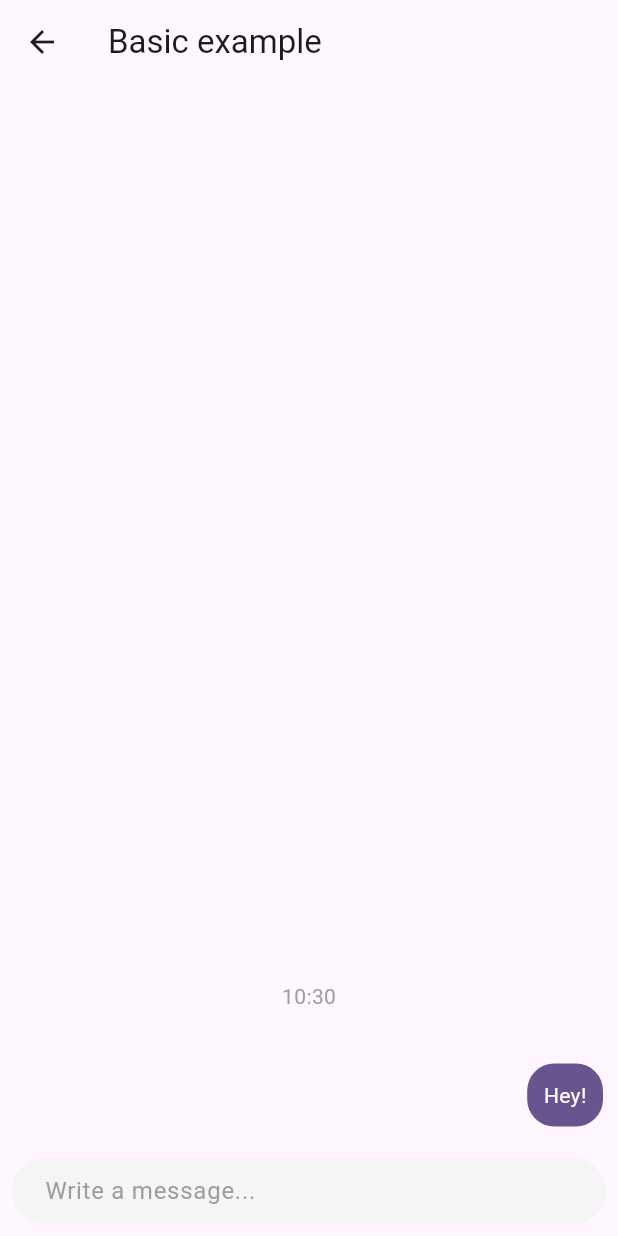
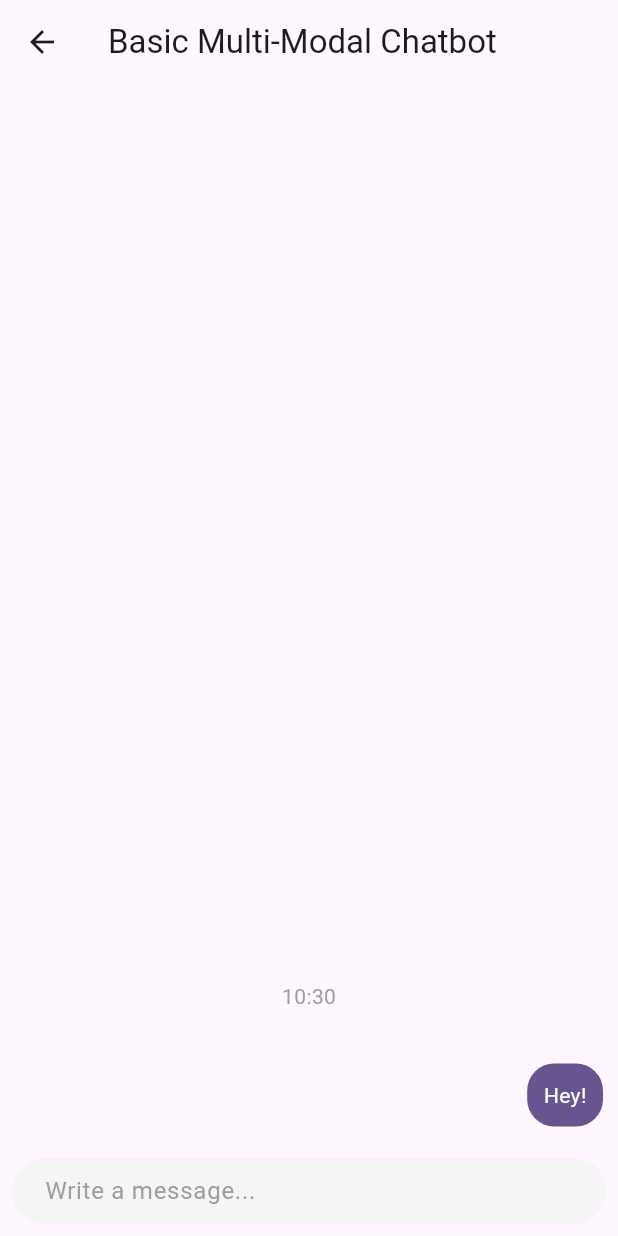
Before and after one commit to Nana-Kwame-bot/langchain_flutter_examples, a Flutter app: the ChatPage screen opened directly, on a phone screen of 412 x 824 dp. Run offline on Flutter 3.47's test engine with Material 3 defaults, Android fonts, the phone set to English and light mode, and no system bars; drawn by our look-alikes of dash_chat_2.

Commit message:
update README and chat page title to reflect multi-modal chatbot with LangChain

```diff
--- a/apps/multi_modal/lib/chat_page.dart
+++ b/apps/multi_modal/lib/chat_page.dart
@@ -27,7 +27,7 @@ class _ChatPageState extends State<ChatPage> {
   Widget build(BuildContext context) {
     return Scaffold(
       appBar: AppBar(
-        title: const Text("Basic example"),
+        title: const Text("Basic Multi-Modal Chatbot"),
       ),
       body: DashChat(
         currentUser: user,
```
Also changed, not shown: 2 other files.
